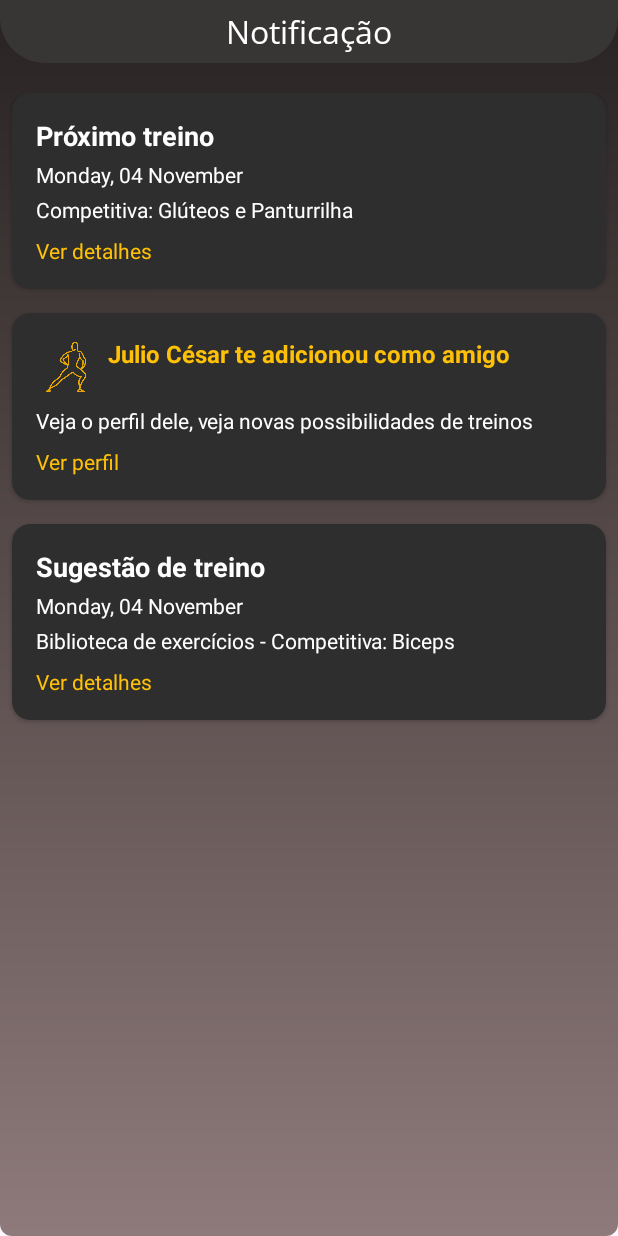
After one commit to GustavinRA/Telas, an Android app: the ActivityNotificacao screen opened directly, with no data from a screen before it, on a phone screen of 412 x 824 dp. The commit adds this screen. Run offline under Robolectric (Android 15) with nearby library versions, the phone set to English and light mode, and no system bars; Roboto replaces fonts that are not available here.

Commit message:
Telas notificações e ajuste na principal

```diff
--- /dev/null
+++ b/app/src/main/java/com/example/telas/ActivityNotificacao.java
@@ -0,0 +1,69 @@
+package com.example.telas;
+
+import android.os.Bundle;
+
+import androidx.activity.EdgeToEdge;
+import androidx.appcompat.app.AppCompatActivity;
+import androidx.core.graphics.Insets;
+import androidx.core.view.ViewCompat;
+import androidx.core.view.WindowInsetsCompat;
+import androidx.recyclerview.widget.LinearLayoutManager;
+import androidx.recyclerview.widget.RecyclerView;
+
+import java.util.ArrayList;
+import java.util.Calendar;
+import java.util.Date;
+import java.util.List;
+
+public class ActivityNotificacao extends AppCompatActivity {
+    private RecyclerView recyclerView;
+    private NotificacaoAdapter adapter;
+    private List<Notificacao> notificacoes;
+    @Override
+    protected void onCreate(Bundle savedInstanceState) {
+        super.onCreate(savedInstanceState);
+        setContentView(R.layout.activity_notificacao);
+
+        recyclerView = findViewById(R.id.treino_recycler_view);
+        recyclerView.setLayoutManager(new LinearLayoutManager(this));
+
+        // Cria lista de notificações para exibição
+        notificacoes = criarNotificacoesExemplo();
+
+        // Configura o adaptador
+        adapter = new NotificacaoAdapter(notificacoes);
+        recyclerView.setAdapter(adapter);
+    }
+
+    private List<Notificacao> criarNotificacoesExemplo() {
+        List<Notificacao> lista = new ArrayList<>();
+
+        Calendar cal = Calendar.getInstance();
+        cal.add(Calendar.DAY_OF_YEAR, 1);
+        Date dataTreino = cal.getTime();
+        lista.add(new Notificacao(
+                Notificacao.TIPO_TREINO,
+                "Próximo treino",
+                "Competitiva: Glúteos e Panturrilha",
+                dataTreino
+        ));
+
+
+        lista.add(new Notificacao(
+                Notificacao.TIPO_MENSAGEM,
+                "Julio César te adicionou como amigo",
+                "Veja o perfil dele, veja novas possibilidades de treinos",
+                null
+        ));
+
+
+        lista.add(new Notificacao(
+                Notificacao.TIPO_SUGESTAO_TREINO,
+                "Sugestão de treino",
+                "Biblioteca de exercícios - Competitiva: Biceps",
+                dataTreino
+        ));
+
+        return lista;
+    }
+}
--- /dev/null
+++ b/app/src/main/java/com/example/telas/Notificacao.java
@@ -0,0 +1,37 @@
+package com.example.telas;
+
+import java.util.Date;
+
+public class Notificacao {
+    public static final int TIPO_TREINO = 0;
+    public static final int TIPO_MENSAGEM = 1;
+    public static final int TIPO_SUGESTAO_TREINO = 2;
+
+    private int tipo;
+    private String titulo;
+    private String conteudo;
+    private Date dataTreino;
+
+    public Notificacao(int tipo, String titulo, String conteudo, Date dataTreino) {
+        this.tipo = tipo;
+        this.titulo = titulo;
+        this.conteudo = conteudo;
+        this.dataTreino = dataTreino;
+    }
+
+    public int getTipo() {
+        return tipo;
+    }
+
+    public String getTitulo() {
+        return titulo;
+    }
+
+    public String getConteudo() {
+        return conteudo;
+    }
+
+    public Date getDataTreino() {
+        return dataTreino;
+    }
+}
--- /dev/null
+++ b/app/src/main/java/com/example/telas/NotificacaoAdapter.java
@@ -0,0 +1,101 @@
+package com.example.telas;
+
+import android.view.LayoutInflater;
+import android.view.View;
+import android.view.ViewGroup;
+import android.widget.ImageView;
+import android.widget.TextView;
+
+import androidx.annotation.NonNull;
+import androidx.recyclerview.widget.RecyclerView;
+
+import java.text.SimpleDateFormat;
+import java.util.List;
+import java.util.Locale;
+
+public class NotificacaoAdapter extends RecyclerView.Adapter<RecyclerView.ViewHolder> {
+
+    private List<Notificacao> notificacoes;
+
+    public NotificacaoAdapter(List<Notificacao> notificacoes) {
+        this.notificacoes = notificacoes;
+    }
+
+    @Override
+    public int getItemViewType(int position) {
+        return notificacoes.get(position).getTipo();
+    }
+
+    @NonNull
+    @Override
+    public RecyclerView.ViewHolder onCreateViewHolder(@NonNull ViewGroup parent, int viewType) {
+        if (viewType == Notificacao.TIPO_TREINO || viewType == Notificacao.TIPO_SUGESTAO_TREINO) {
+            View view = LayoutInflater.from(parent.getContext()).inflate(R.layout.item_notificacao_treino, parent, false);
+            return new TreinoViewHolder(view);
+        } else {
+            View view = LayoutInflater.from(parent.getContext()).inflate(R.layout.item_notificacao_mensagem, parent, false);
+            return new MensagemViewHolder(view);
+        }
+    }
+
+    @Override
+    public void onBindViewHolder(@NonNull RecyclerView.ViewHolder holder, int position) {
+        Notificacao notificacao = notificacoes.get(position);
+        if (holder instanceof TreinoViewHolder) {
+            ((TreinoViewHolder) holder).bind(notificacao);
+        } else if (holder instanceof MensagemViewHolder) {
+            ((MensagemViewHolder) holder).bind(notificacao);
+        }
+    }
+
+    @Override
+    public int getItemCount() {
+        return notificacoes.size();
+    }
+
+    class TreinoViewHolder extends RecyclerView.ViewHolder {
+        TextView titulo, conteudo, dataTreino;
+
+        TreinoViewHolder(View itemView) {
+            super(itemView);
+            titulo = itemView.findViewById(R.id.titulo_treino);
+            conteudo = itemView.findViewById(R.id.conteudo_treino);
+            dataTreino = itemView.findViewById(R.id.data_treino);
+        }
+
+        void bind(Notificacao notificacao) {
+            if (notificacao.getTipo() == Notificacao.TIPO_TREINO) {
+                titulo.setText("Próximo treino");
+            } else if (notificacao.getTipo() == Notificacao.TIPO_SUGESTAO_TREINO) {
+                titulo.setText("Sugestão de treino");
+            }
+            conteudo.setText(notificacao.getConteudo());
+
+            if (notificacao.getDataTreino() != null) {
+                SimpleDateFormat sdf = new SimpleDateFormat("EEEE, dd MMMM", Locale.getDefault());
+                String dataFormatada = sdf.format(notificacao.getDataTreino());
+                dataTreino.setText(dataFormatada);
+            } else {
+                dataTreino.setText("");
+            }
+        }
+    }
+
+    class MensagemViewHolder extends RecyclerView.ViewHolder {
+        TextView titulo, conteudo, detalhes;
+        ImageView imagemPerfil;
+
+        MensagemViewHolder(View itemView) {
+            super(itemView);
+            titulo = itemView.findViewById(R.id.titulo_mensagem);
+            conteudo = itemView.findViewById(R.id.conteudo_mensagem);
+            detalhes = itemView.findViewById(R.id.detalhes_mensagem);
+            imagemPerfil = itemView.findViewById(R.id.imagem_perfil);
+        }
+
+        void bind(Notificacao notificacao) {
+            titulo.setText(notificacao.getTitulo());
+            conteudo.setText(notificacao.getConteudo());
+        }
+    }
+}
--- /dev/null
+++ b/app/src/main/res/layout/activity_notificacao.xml
@@ -0,0 +1,50 @@
+<?xml version="1.0" encoding="utf-8"?>
+<androidx.constraintlayout.widget.ConstraintLayout xmlns:android="http://schemas.android.com/apk/res/android"
+    xmlns:app="http://schemas.android.com/apk/res-auto"
+    xmlns:tools="http://schemas.android.com/tools"
+    android:id="@+id/main"
+    android:background="@drawable/background_tela_gradiente"
+    android:layout_width="match_parent"
+    android:layout_height="match_parent"
+    tools:context=".ActivityNotificacao">
+
+    <LinearLayout
+        android:id="@+id/linearLayout"
+        android:layout_width="match_parent"
+        android:layout_height="wrap_content"
+        android:background="@drawable/edthud_bg"
+        android:padding="6dp"
+        android:gravity="center"
+        app:layout_constraintEnd_toEndOf="parent"
+        app:layout_constraintStart_toStartOf="parent"
+        app:layout_constraintTop_toTopOf="parent">
+
+        <androidx.constraintlayout.widget.ConstraintLayout
+            android:layout_width="wrap_content"
+            android:layout_height="wrap_content"
+            android:layout_gravity="center">
+
+            <TextView
+                android:layout_width="wrap_content"
+                android:layout_height="wrap_content"
+                android:text="Notificação"
+                android:textColor="@color/white"
+                android:textSize="21sp"
+                android:fontFamily="@font/open_sans"
+                app:layout_constraintEnd_toEndOf="parent"
+                app:layout_constraintStart_toStartOf="parent"
+                app:layout_constraintTop_toTopOf="parent" />
+
+        </androidx.constraintlayout.widget.ConstraintLayout>
+
+    </LinearLayout>
+
+    <androidx.recyclerview.widget.RecyclerView
+        android:id="@+id/treino_recycler_view"
+        android:layout_width="match_parent"
+        android:layout_height="wrap_content"
+        android:layout_marginTop="12dp"
+        app:layout_constraintEnd_toEndOf="parent"
+        app:layout_constraintStart_toStartOf="parent"
+        app:layout_constraintTop_toBottomOf="@+id/linearLayout" />
+</androidx.constraintlayout.widget.ConstraintLayout>
--- a/app/src/main/res/layout/activity_tela_principal.xml
+++ b/app/src/main/res/layout/activity_tela_principal.xml
@@ -12,7 +12,6 @@
         android:id="@+id/scrollView2"
         android:layout_width="match_parent"
         android:layout_height="0dp"
-        app:layout_constraintBottom_toTopOf="@+id/bottom_navigation"
         app:layout_constraintTop_toTopOf="parent">
 
         <LinearLayout
@@ -228,30 +227,6 @@
 
 
 
-        </LinearLayout>
-    </ScrollView>
-
-
-
-
-
-
-
-
-
-
-
-
-
-
-
-
-
-
-
-
-
-
             <androidx.coordinatorlayout.widget.CoordinatorLayout
                 android:id="@+id/bottom_navigation"
                 android:layout_width="match_parent"
@@ -301,4 +276,8 @@
                     </LinearLayout>
                 </com.google.android.material.bottomnavigation.BottomNavigationView>
             </androidx.coordinatorlayout.widget.CoordinatorLayout>
+
+        </LinearLayout>
+    </ScrollView>
+
 </androidx.constraintlayout.widget.ConstraintLayout>
--- /dev/null
+++ b/app/src/main/res/layout/item_notificacao_mensagem.xml
@@ -0,0 +1,57 @@
+<?xml version="1.0" encoding="utf-8"?>
+<androidx.cardview.widget.CardView xmlns:android="http://schemas.android.com/apk/res/android"
+    xmlns:app="http://schemas.android.com/apk/res-auto"
+    android:layout_width="match_parent"
+    android:layout_height="wrap_content"
+    android:layout_margin="8dp"
+    android:backgroundTint="#2E2E2E"
+    app:cardCornerRadius="12dp">
+
+    <LinearLayout
+        android:layout_width="match_parent"
+        android:layout_height="wrap_content"
+        android:orientation="vertical"
+        android:padding="16dp">
+
+        <LinearLayout
+            android:layout_width="match_parent"
+            android:layout_height="wrap_content"
+            android:orientation="horizontal">
+
+            <ImageView
+                android:id="@+id/imagem_perfil"
+                android:layout_width="40dp"
+                android:layout_height="40dp"
+                android:layout_marginEnd="8dp"
+                android:src="@drawable/img" />
+
+            <TextView
+                android:id="@+id/titulo_mensagem"
+                android:layout_width="wrap_content"
+                android:layout_height="wrap_content"
+                android:text="Nome do usuário te adicionou como amigo"
+                android:textColor="#FFC107"
+                android:textSize="16sp"
+                android:textStyle="bold" />
+        </LinearLayout>
+
+        <TextView
+            android:id="@+id/conteudo_mensagem"
+            android:layout_width="wrap_content"
+            android:layout_height="wrap_content"
+            android:layout_marginTop="6dp"
+            android:text="Mensagem ou descrição"
+            android:textColor="#FFFFFF"
+            android:textSize="14sp" />
+
+        <TextView
+            android:id="@+id/detalhes_mensagem"
+            android:layout_width="wrap_content"
+            android:layout_height="wrap_content"
+            android:layout_marginTop="8dp"
+            android:text="Ver perfil"
+            android:textColor="#FFC107"
+            android:textSize="14sp" />
+
+    </LinearLayout>
+</androidx.cardview.widget.CardView>
--- /dev/null
+++ b/app/src/main/res/layout/item_notificacao_treino.xml
@@ -0,0 +1,53 @@
+<?xml version="1.0" encoding="utf-8"?>
+<androidx.cardview.widget.CardView xmlns:android="http://schemas.android.com/apk/res/android"
+    xmlns:app="http://schemas.android.com/apk/res-auto"
+    android:layout_width="match_parent"
+    android:layout_height="wrap_content"
+    android:layout_margin="8dp"
+    android:backgroundTint="#2E2E2E"
+    app:cardCornerRadius="12dp">
+
+    <LinearLayout
+        android:layout_width="match_parent"
+        android:layout_height="wrap_content"
+        android:orientation="vertical"
+        android:padding="16dp">
+
+        <TextView
+            android:id="@+id/titulo_treino"
+            android:layout_width="wrap_content"
+            android:layout_height="wrap_content"
+            android:text="Título"
+            android:textColor="@color/white"
+            android:textSize="18sp"
+            android:textStyle="bold" />
+
+        <TextView
+            android:id="@+id/data_treino"
+            android:layout_width="wrap_content"
+            android:layout_height="wrap_content"
+            android:layout_marginTop="4dp"
+            android:text="Data"
+            android:textColor="#FFFFFF"
+            android:textSize="14sp" />
+
+        <TextView
+            android:id="@+id/conteudo_treino"
+            android:layout_width="wrap_content"
+            android:layout_height="wrap_content"
+            android:layout_marginTop="4dp"
+            android:text="Conteúdo"
+            android:textColor="#FFFFFF"
+            android:textSize="14sp" />
+
+        <TextView
+            android:id="@+id/detalhes_treino"
+            android:layout_width="wrap_content"
+            android:layout_height="wrap_content"
+            android:layout_marginTop="8dp"
+            android:text="Ver detalhes"
+            android:textColor="#FFC107"
+            android:textSize="14sp" />
+
+    </LinearLayout>
+</androidx.cardview.widget.CardView>
--- a/app/src/main/res/values/strings.xml
+++ b/app/src/main/res/values/strings.xml
@@ -6,15 +6,14 @@
     <string name="showMore_tp">Ver detalhes</string>
     <string name="default_web_client_id">376739189218-4cnu2251prrqrdju4vnfahnhbemm22c2.apps.googleusercontent.com</string>
 
-    <string-array name = "Ciclo">
+    <string-array name="Ciclo">
         <item>Microciclo</item>
         <item>Mesociclo</item>
         <item>Macrociclo</item>
     </string-array>
 
 
-
-    <string-array name = "Fases">
+    <string-array name="Fases">
         <item>Competitiva</item>
         <item>Preparatória</item>
         <item>Transição</item>
```
Also changed, not shown: app/src/main/AndroidManifest.xml (+6 -4 lines). Lines whose indentation alone changed are shown as unchanged.
